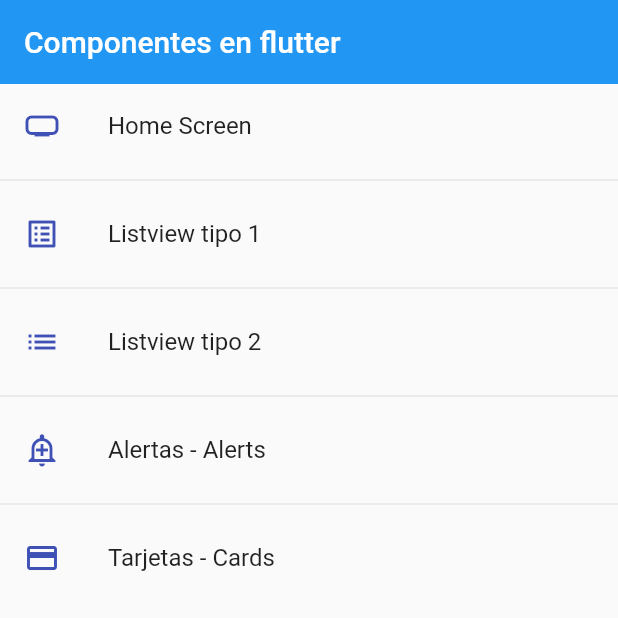
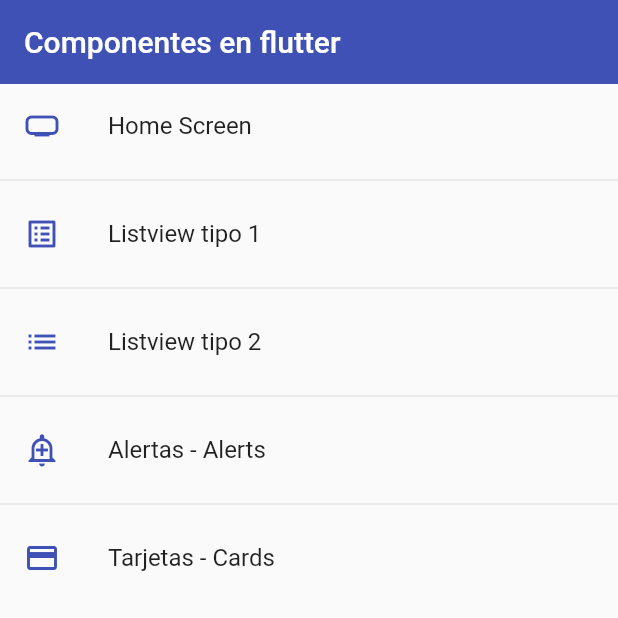
Before and after one commit to Alfer66/fl_components, a Flutter app: the screen it shows after launch, on a phone screen of 412 x 824 dp, the top half of it. Run offline on Flutter 3.47's test engine with Material 2 defaults, Android fonts, the phone set to English and light mode, and no system bars.

Commit message:
2023_02_17_1905_ARV
Avance del curso de Flutter

```diff
--- a/lib/main.dart
+++ b/lib/main.dart
@@ -1,5 +1,7 @@
 import 'package:flutter/material.dart';
+
 import 'package:proyec2/router/app_routes.dart';
+import 'package:proyec2/theme/app_theme.dart';
 
 // import 'package:fl_components/screens/listview1_screen.dart';
 // import 'package:fl_components/screens/listview2_screen.dart';
@@ -12,11 +14,11 @@ class MyApp extends StatelessWidget {
   @override
   Widget build(BuildContext context) {
     return MaterialApp(
-      debugShowCheckedModeBanner: false,
-      title: 'Material App',
-      initialRoute: AppRoutes.initialRoute,
-      routes: AppRoutes.getAppRoutes(),
-      onGenerateRoute: AppRoutes.onGenerateRoute,
-    );
+        debugShowCheckedModeBanner: false,
+        title: 'Material App',
+        initialRoute: AppRoutes.initialRoute,
+        routes: AppRoutes.getAppRoutes(),
+        onGenerateRoute: AppRoutes.onGenerateRoute,
+        theme: AppTheme.ligthTheme);
   }
 }
--- a/lib/screens/home_screen.dart
+++ b/lib/screens/home_screen.dart
@@ -1,5 +1,6 @@
 import 'package:flutter/material.dart';
 import 'package:proyec2/router/app_routes.dart';
+import 'package:proyec2/theme/app_theme.dart';
 
 class HomeScreen extends StatelessWidget {
   const HomeScreen({Key? key}) : super(key: key);
@@ -15,7 +16,7 @@ class HomeScreen extends StatelessWidget {
         ),
         body: ListView.separated(
             itemBuilder: (context, i) => ListTile(
-                  leading: Icon(menuOptions[i].icon, color: Colors.indigo),
+                  leading: Icon(menuOptions[i].icon, color: AppTheme.primary),
                   title: Text(menuOptions[i].name),
 
                   onTap: () {
--- a/lib/screens/listview2_screen.dart
+++ b/lib/screens/listview2_screen.dart
@@ -14,8 +14,6 @@ class Listview2Screen extends StatelessWidget {
     return Scaffold(
       appBar: AppBar(
         title: const Text('Listview Tipo 2'),
-        elevation: 0,
-        backgroundColor: Colors.indigo,
       ),
       //el listView.separated hace la separación de forma fácil, con separaciones con el separated
       body: ListView.separated(
--- /dev/null
+++ b/lib/theme/app_theme.dart
@@ -0,0 +1,20 @@
+import 'package:flutter/material.dart';
+
+class AppTheme {
+  static const Color primary = Colors.indigo;
+
+  static final ThemeData ligthTheme = ThemeData.light().copyWith(
+      //Color primario
+      primaryColor: Colors.indigo,
+
+      // AppBar Theme
+      appBarTheme: const AppBarTheme(color: primary, elevation: 0),
+
+      //TextButton Theme
+      textButtonTheme:
+          TextButtonThemeData(style: TextButton.styleFrom(primary: primary)));
+
+  // static final ButtonStyle style = TextButton.styleFrom().copyWith(
+  //   primary: Colors.indigo
+  //   );
+}
--- /dev/null
+++ b/lib/widgets/widgets.dart
@@ -0,0 +1,2 @@
+export 'package:proyec2/widgets/custom_card_type_1.dart';
+export 'package:proyec2/widgets/custom_card_type_2.dart';
```
Also changed, not shown: lib/screens/card_screen.dart (+12 -5 lines), lib/widgets/custom_card_type_1.dart (added, +43 -0 lines), lib/widgets/custom_card_type_2.dart (added, +19 -0 lines), lib/assets/jar-loading.gif (added).
